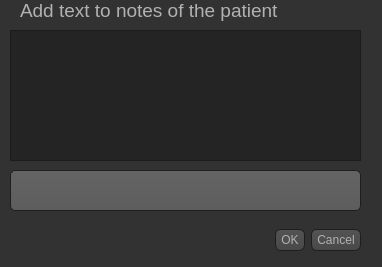
Before: the Qt Designer form screens/addnotesdialog.ui in PCSchool/demonstrator, drawn with Qt 5.
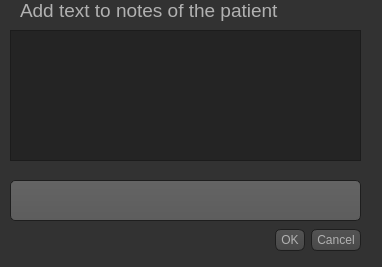
After: the same form once the commit is applied. Icons and pictures are not drawn.

```diff
--- a/screens/addnotesdialog.ui
+++ b/screens/addnotesdialog.ui
@@ -532,7 +532,7 @@
    <property name="geometry">
     <rect>
      <x>10</x>
-     <y>170</y>
+     <y>180</y>
      <width>351</width>
      <height>41</height>
     </rect>
```
Left out of the diff: 3 changed lines with no effect on the pictures.
